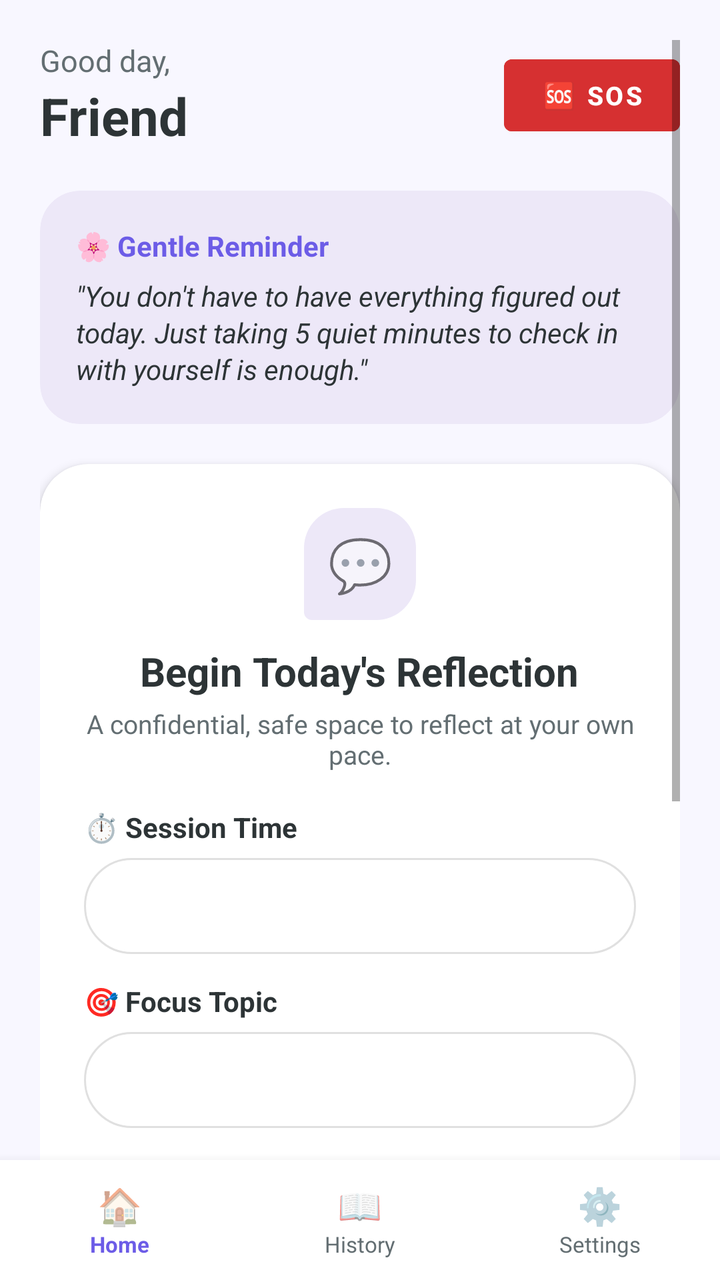
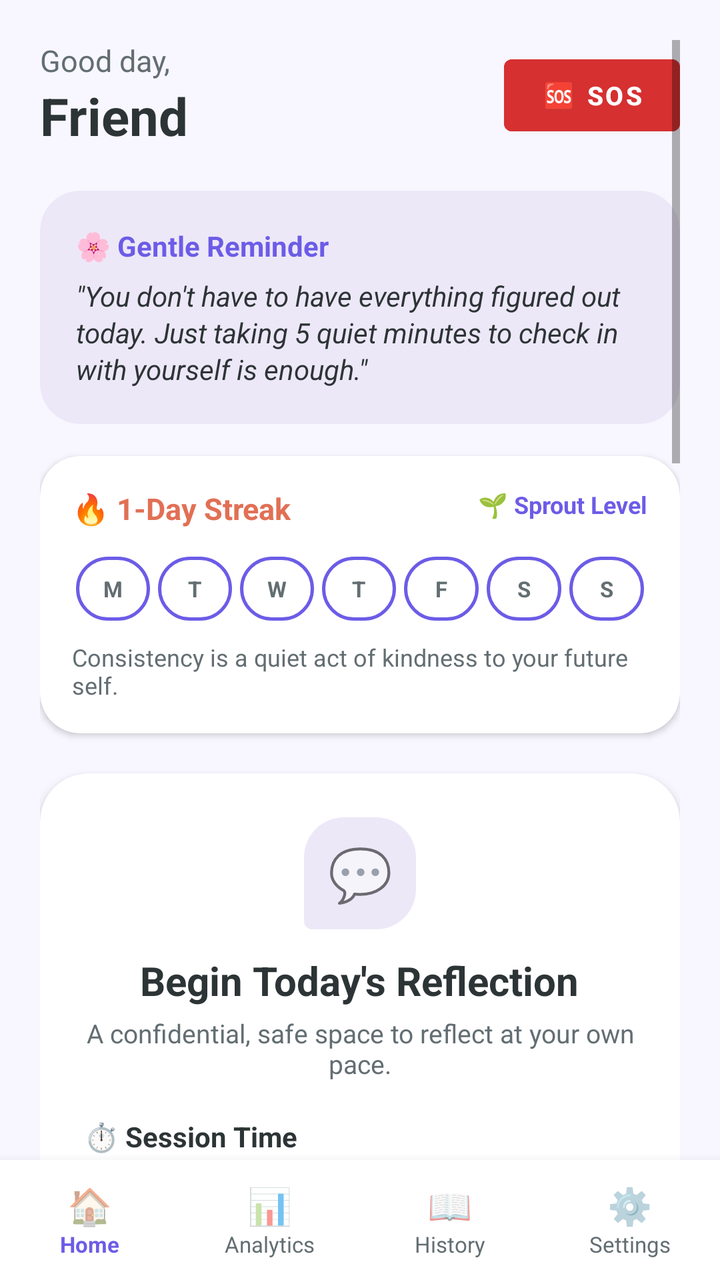

An Android layout rendered at two revisions. The XML below is the earlier revision; the diff shows what the commit changed to produce the second picture.
<!-- AndroidManifest.xml: application theme Theme.Antara -->
<!-- res/layout/activity_main.xml -->
<?xml version="1.0" encoding="utf-8"?>
<RelativeLayout xmlns:android="http://schemas.android.com/apk/res/android"
    xmlns:app="http://schemas.android.com/apk/res-auto"
    android:layout_width="match_parent"
    android:layout_height="match_parent"
    android:background="@color/background">

    
    <LinearLayout
        android:id="@+id/bottom_nav"
        android:layout_width="match_parent"
        android:layout_height="60dp"
        android:layout_alignParentBottom="true"
        android:background="@color/surface"
        android:elevation="8dp"
        android:orientation="horizontal">

        <LinearLayout
            android:id="@+id/nav_home"
            android:layout_width="0dp"
            android:layout_height="match_parent"
            android:layout_weight="1"
            android:gravity="center"
            android:orientation="vertical">
            <TextView
                android:layout_width="wrap_content"
                android:layout_height="wrap_content"
                android:text="🏠"
                android:textSize="18sp" />
            <TextView
                android:layout_width="wrap_content"
                android:layout_height="wrap_content"
                android:text="Home"
                android:textColor="@color/primary"
                android:textSize="11sp"
                android:textStyle="bold" />
        </LinearLayout>

        <LinearLayout
            android:id="@+id/nav_history"
            android:layout_width="0dp"
            android:layout_height="match_parent"
            android:layout_weight="1"
            android:gravity="center"
            android:orientation="vertical">
            <TextView
                android:layout_width="wrap_content"
                android:layout_height="wrap_content"
                android:text="📖"
                android:textSize="18sp" />
            <TextView
                android:layout_width="wrap_content"
                android:layout_height="wrap_content"
                android:text="History"
                android:textColor="@color/text_secondary"
                android:textSize="11sp" />
        </LinearLayout>

        <LinearLayout
            android:id="@+id/nav_settings"
            android:layout_width="0dp"
            android:layout_height="match_parent"
            android:layout_weight="1"
            android:gravity="center"
            android:orientation="vertical">
            <TextView
                android:layout_width="wrap_content"
                android:layout_height="wrap_content"
                android:text="⚙️"
                android:textSize="18sp" />
            <TextView
                android:layout_width="wrap_content"
                android:layout_height="wrap_content"
                android:text="Settings"
                android:textColor="@color/text_secondary"
                android:textSize="11sp" />
        </LinearLayout>

    </LinearLayout>

    
    <ScrollView
        android:layout_width="match_parent"
        android:layout_height="match_parent"
        android:layout_above="@id/bottom_nav"
        android:clipToPadding="false"
        android:paddingStart="20dp"
        android:paddingTop="20dp"
        android:paddingEnd="20dp"
        android:paddingBottom="40dp">

        <LinearLayout
            android:layout_width="match_parent"
            android:layout_height="wrap_content"
            android:orientation="vertical">

            
            <RelativeLayout
                android:layout_width="match_parent"
                android:layout_height="wrap_content">

                <LinearLayout
                    android:layout_width="wrap_content"
                    android:layout_height="wrap_content"
                    android:orientation="vertical">

                    <TextView
                        android:id="@+id/tv_greeting_time"
                        android:layout_width="wrap_content"
                        android:layout_height="wrap_content"
                        android:text="Good day,"
                        android:textColor="@color/text_secondary"
                        android:textSize="15sp" />

                    <TextView
                        android:id="@+id/tv_user_name"
                        android:layout_width="wrap_content"
                        android:layout_height="wrap_content"
                        android:text="Friend"
                        android:textColor="@color/text_primary"
                        android:textSize="26sp"
                        android:textStyle="bold" />

                </LinearLayout>

                <Button
                    android:id="@+id/btn_sos_header"
                    android:layout_width="wrap_content"
                    android:layout_height="wrap_content"
                    android:layout_alignParentEnd="true"
                    android:layout_centerVertical="true"
                    android:backgroundTint="@color/sos_red"
                    android:text="🆘 SOS"
                    android:textAllCaps="false"
                    android:textColor="@android:color/white"
                    android:textSize="13sp"
                    android:textStyle="bold" />

            </RelativeLayout>

            
            <androidx.cardview.widget.CardView
                android:layout_width="match_parent"
                android:layout_height="wrap_content"
                android:layout_marginTop="20dp"
                app:cardBackgroundColor="@color/bot_bubble"
                app:cardCornerRadius="20dp"
                app:cardElevation="0dp">

                <LinearLayout
                    android:layout_width="match_parent"
                    android:layout_height="wrap_content"
                    android:orientation="vertical"
                    android:padding="18dp">

                    <TextView
                        android:layout_width="wrap_content"
                        android:layout_height="wrap_content"
                        android:text="🌸 Gentle Reminder"
                        android:textColor="@color/primary"
                        android:textSize="14sp"
                        android:textStyle="bold" />

                    <TextView
                        android:layout_width="wrap_content"
                        android:layout_height="wrap_content"
                        android:layout_marginTop="6dp"
                        android:lineSpacingExtra="2dp"
                        android:text="&quot;You don't have to have everything figured out today. Just taking 5 quiet minutes to check in with yourself is enough.&quot;"
                        android:textColor="@color/text_primary"
                        android:textSize="14sp"
                        android:textStyle="italic" />

                </LinearLayout>

            </androidx.cardview.widget.CardView>

            
            <androidx.cardview.widget.CardView
                android:id="@+id/card_resume_session"
                android:layout_width="match_parent"
                android:layout_height="wrap_content"
                android:layout_marginTop="16dp"
                android:visibility="gone"
                app:cardBackgroundColor="#FFF8E7"
                app:cardCornerRadius="20dp"
                app:cardElevation="3dp">

                <LinearLayout
                    android:layout_width="match_parent"
                    android:layout_height="wrap_content"
                    android:orientation="vertical"
                    android:padding="18dp">

                    <RelativeLayout
                        android:layout_width="match_parent"
                        android:layout_height="wrap_content">

                        <TextView
                            android:layout_width="wrap_content"
                            android:layout_height="wrap_content"
                            android:text="⏳ Resume Reflection"
                            android:textColor="#B7791F"
                            android:textSize="15sp"
                            android:textStyle="bold" />

                        <TextView
                            android:id="@+id/tv_resume_time_ago"
                            android:layout_width="wrap_content"
                            android:layout_height="wrap_content"
                            android:layout_alignParentEnd="true"
                            android:text="Paused earlier"
                            android:textColor="@color/text_secondary"
                            android:textSize="12sp" />

                    </RelativeLayout>

                    <TextView
                        android:id="@+id/tv_resume_details"
                        android:layout_width="match_parent"
                        android:layout_height="wrap_content"
                        android:layout_marginTop="6dp"
                        android:lineSpacingExtra="2dp"
                        android:text="You stepped away during your reflection. Would you like to resume where you left off?"
                        android:textColor="@color/text_primary"
                        android:textSize="13sp" />

                    <Button
                        android:id="@+id/btn_resume_session"
                        android:layout_width="match_parent"
                        android:layout_height="46dp"
                        android:layout_marginTop="12dp"
                        android:backgroundTint="#D69E2E"
                        android:text="Continue Conversation 🌷"
                        android:textAllCaps="false"
                        android:textColor="@android:color/white"
                        android:textSize="14sp"
                        android:textStyle="bold" />

                </LinearLayout>

            </androidx.cardview.widget.CardView>

            
            <androidx.cardview.widget.CardView
                android:layout_width="match_parent"
                android:layout_height="wrap_content"
                android:layout_marginTop="20dp"
                app:cardBackgroundColor="@color/surface"
                app:cardCornerRadius="24dp"
                app:cardElevation="3dp">

                <LinearLayout
                    android:layout_width="match_parent"
                    android:layout_height="wrap_content"
                    android:gravity="center_horizontal"
                    android:orientation="vertical"
                    android:padding="22dp">

                    <TextView
                        android:layout_width="56dp"
                        android:layout_height="56dp"
                        android:background="@drawable/bg_bot_bubble"
                        android:gravity="center"
                        android:text="💬"
                        android:textSize="26sp" />

                    <TextView
                        android:layout_width="wrap_content"
                        android:layout_height="wrap_content"
                        android:layout_marginTop="12dp"
                        android:text="Begin Today's Reflection"
                        android:textColor="@color/text_primary"
                        android:textSize="20sp"
                        android:textStyle="bold" />

                    <TextView
                        android:layout_width="wrap_content"
                        android:layout_height="wrap_content"
                        android:layout_marginTop="4dp"
                        android:gravity="center"
                        android:text="A confidential, safe space to reflect at your own pace."
                        android:textColor="@color/text_secondary"
                        android:textSize="13sp" />

                    
                    <TextView
                        android:layout_width="match_parent"
                        android:layout_height="wrap_content"
                        android:layout_marginTop="18dp"
                        android:text="⏱️ Session Time"
                        android:textColor="@color/text_primary"
                        android:textSize="14sp"
                        android:textStyle="bold" />

                    <Spinner
                        android:id="@+id/spn_duration"
                        android:layout_width="match_parent"
                        android:layout_height="48dp"
                        android:layout_marginTop="6dp"
                        android:background="@drawable/bg_input"
                        android:paddingStart="12dp" />

                    
                    <TextView
                        android:layout_width="match_parent"
                        android:layout_height="wrap_content"
                        android:layout_marginTop="14dp"
                        android:text="🎯 Focus Topic"
                        android:textColor="@color/text_primary"
                        android:textSize="14sp"
                        android:textStyle="bold" />

                    <Spinner
                        android:id="@+id/spn_category"
                        android:layout_width="match_parent"
                        android:layout_height="48dp"
                        android:layout_marginTop="6dp"
                        android:background="@drawable/bg_input"
                        android:paddingStart="12dp" />

                    
                    <Button
                        android:id="@+id/btn_start_session"
                        android:layout_width="match_parent"
                        android:layout_height="54dp"
                        android:layout_marginTop="22dp"
                        android:backgroundTint="@color/primary"
                        android:text="Start Reflection 🌷"
                        android:textAllCaps="false"
                        android:textColor="@android:color/white"
                        android:textSize="16sp"
                        android:textStyle="bold" />

                </LinearLayout>

            </androidx.cardview.widget.CardView>

            
            <androidx.cardview.widget.CardView
                android:layout_width="match_parent"
                android:layout_height="wrap_content"
                android:layout_marginTop="20dp"
                android:layout_marginBottom="24dp"
                app:cardBackgroundColor="@color/bot_bubble"
                app:cardCornerRadius="16dp"
                app:cardElevation="0dp">

                <LinearLayout
                    android:layout_width="match_parent"
                    android:layout_height="wrap_content"
                    android:gravity="center_vertical"
                    android:orientation="horizontal"
                    android:padding="16dp">

                    <TextView
                        android:layout_width="wrap_content"
                        android:layout_height="wrap_content"
                        android:text="🛡️"
                        android:textSize="20sp" />

                    <TextView
                        android:layout_width="0dp"
                        android:layout_height="wrap_content"
                        android:layout_marginStart="12dp"
                        android:layout_weight="1"
                        android:lineSpacingExtra="3dp"
                        android:text="100% Offline &amp; Confidential: All your personal reflections are processed and saved securely right on your phone."
                        android:textColor="@color/text_primary"
                        android:textSize="13sp" />

                </LinearLayout>

            </androidx.cardview.widget.CardView>

        </LinearLayout>

    </ScrollView>

</RelativeLayout>
<!-- resources referenced by this layout -->
<resources>
  <color name="background">#F8F7FF</color>
  <color name="bot_bubble">#EDE8F8</color>
  <color name="primary">#6C5CE7</color>
  <color name="sos_red">#D63031</color>
  <color name="surface">#FFFFFF</color>
  <color name="text_primary">#2D3436</color>
  <color name="text_secondary">#636E72</color>
  <!-- drawable bg_bot_bubble (drawable) -->
  <?xml version="1.0" encoding="utf-8"?>
  <shape xmlns:android="http://schemas.android.com/apk/res/android"
      android:shape="rectangle">
      <solid android:color="@color/bot_bubble" />
      <corners
          android:topLeftRadius="20dp"
          android:topRightRadius="20dp"
          android:bottomLeftRadius="4dp"
          android:bottomRightRadius="20dp" />
  </shape>
  <!-- drawable bg_input (drawable) -->
  <?xml version="1.0" encoding="utf-8"?>
  <shape xmlns:android="http://schemas.android.com/apk/res/android"
      android:shape="rectangle">
      <solid android:color="@color/surface" />
      <corners android:radius="24dp" />
      <stroke android:width="1dp" android:color="#E0E0E0" />
  </shape>
  <style name="Theme.Antara" parent="Theme.MaterialComponents.DayNight.NoActionBar">
          <item name="colorPrimary">@color/primary</item>
          <item name="colorPrimaryDark">@color/primary_dark</item>
          <item name="colorSecondary">@color/primary_light</item>
          <item name="android:windowBackground">@color/background</item>
          <item name="android:statusBarColor">@color/background</item>
          <item name="android:windowLightStatusBar">true</item>
      </style>
  <color name="primary_dark">#5647D0</color>
  <color name="primary_light">#A29BFE</color>
</resources>

<!-- the commit's change to res/layout/activity_main.xml (unified diff, before → after) -->
@@ -34,6 +34,26 @@
                 android:textColor="@color/primary"
                 android:textSize="11sp"
                 android:textStyle="bold" />
+        </LinearLayout>
+
+        <LinearLayout
+            android:id="@+id/nav_analytics"
+            android:layout_width="0dp"
+            android:layout_height="match_parent"
+            android:layout_weight="1"
+            android:gravity="center"
+            android:orientation="vertical">
+            <TextView
+                android:layout_width="wrap_content"
+                android:layout_height="wrap_content"
+                android:text="📊"
+                android:textSize="18sp" />
+            <TextView
+                android:layout_width="wrap_content"
+                android:layout_height="wrap_content"
+                android:text="Analytics"
+                android:textColor="@color/text_secondary"
+                android:textSize="11sp" />
         </LinearLayout>
 
         <LinearLayout
@@ -177,6 +197,78 @@
 
             
             <androidx.cardview.widget.CardView
+                android:id="@+id/card_streak_dashboard"
+                android:layout_width="match_parent"
+                android:layout_height="wrap_content"
+                android:layout_marginTop="16dp"
+                app:cardBackgroundColor="@color/surface"
+                app:cardCornerRadius="20dp"
+                app:cardElevation="2dp">
+
+                <LinearLayout
+                    android:layout_width="match_parent"
+                    android:layout_height="wrap_content"
+                    android:orientation="vertical"
+                    android:padding="16dp">
+
+                    <RelativeLayout
+                        android:layout_width="match_parent"
+                        android:layout_height="wrap_content">
+
+                        <TextView
+                            android:id="@+id/tv_streak_title"
+                            android:layout_width="wrap_content"
+                            android:layout_height="wrap_content"
+                            android:text="🔥 1-Day Streak"
+                            android:textColor="#E17055"
+                            android:textSize="15sp"
+                            android:textStyle="bold" />
+
+                        <TextView
+                            android:id="@+id/tv_streak_level"
+                            android:layout_width="wrap_content"
+                            android:layout_height="wrap_content"
+                            android:layout_alignParentEnd="true"
+                            android:text="🌱 Sprout Level"
+                            android:textColor="@color/primary"
+                            android:textSize="12sp"
+                            android:textStyle="bold" />
+
+                    </RelativeLayout>
+
+                    
+                    <LinearLayout
+                        android:layout_width="match_parent"
+                        android:layout_height="wrap_content"
+                        android:layout_marginTop="12dp"
+                        android:gravity="center"
+                        android:orientation="horizontal">
+
+                        <TextView android:id="@+id/dot_mon" android:layout_width="0dp" android:layout_height="32dp" android:layout_weight="1" android:layout_margin="2dp" android:background="@drawable/bg_option_button" android:gravity="center" android:text="M" android:textColor="@color/text_secondary" android:textSize="11sp" android:textStyle="bold" />
+                        <TextView android:id="@+id/dot_tue" android:layout_width="0dp" android:layout_height="32dp" android:layout_weight="1" android:layout_margin="2dp" android:background="@drawable/bg_option_button" android:gravity="center" android:text="T" android:textColor="@color/text_secondary" android:textSize="11sp" android:textStyle="bold" />
+                        <TextView android:id="@+id/dot_wed" android:layout_width="0dp" android:layout_height="32dp" android:layout_weight="1" android:layout_margin="2dp" android:background="@drawable/bg_option_button" android:gravity="center" android:text="W" android:textColor="@color/text_secondary" android:textSize="11sp" android:textStyle="bold" />
+                        <TextView android:id="@+id/dot_thu" android:layout_width="0dp" android:layout_height="32dp" android:layout_weight="1" android:layout_margin="2dp" android:background="@drawable/bg_option_button" android:gravity="center" android:text="T" android:textColor="@color/text_secondary" android:textSize="11sp" android:textStyle="bold" />
+                        <TextView android:id="@+id/dot_fri" android:layout_width="0dp" android:layout_height="32dp" android:layout_weight="1" android:layout_margin="2dp" android:background="@drawable/bg_option_button" android:gravity="center" android:text="F" android:textColor="@color/text_secondary" android:textSize="11sp" android:textStyle="bold" />
+                        <TextView android:id="@+id/dot_sat" android:layout_width="0dp" android:layout_height="32dp" android:layout_weight="1" android:layout_margin="2dp" android:background="@drawable/bg_option_button" android:gravity="center" android:text="S" android:textColor="@color/text_secondary" android:textSize="11sp" android:textStyle="bold" />
+                        <TextView android:id="@+id/dot_sun" android:layout_width="0dp" android:layout_height="32dp" android:layout_weight="1" android:layout_margin="2dp" android:background="@drawable/bg_option_button" android:gravity="center" android:text="S" android:textColor="@color/text_secondary" android:textSize="11sp" android:textStyle="bold" />
+
+                    </LinearLayout>
+
+                    <TextView
+                        android:id="@+id/tv_streak_sub"
+                        android:layout_width="wrap_content"
+                        android:layout_height="wrap_content"
+                        android:layout_marginTop="8dp"
+                        android:text="Consistency is a quiet act of kindness to your future self."
+                        android:textColor="@color/text_secondary"
+                        android:textSize="12sp" />
+
+                </LinearLayout>
+
+            </androidx.cardview.widget.CardView>
+
+            
+            <androidx.cardview.widget.CardView
                 android:id="@+id/card_resume_session"
                 android:layout_width="match_parent"
                 android:layout_height="wrap_content"
@@ -338,6 +430,191 @@
 
             
             <androidx.cardview.widget.CardView
+                android:id="@+id/card_cycle_support"
+                android:layout_width="match_parent"
+                android:layout_height="wrap_content"
+                android:layout_marginTop="18dp"
+                app:cardBackgroundColor="@color/surface"
+                app:cardCornerRadius="20dp"
+                app:cardElevation="2dp">
+
+                <LinearLayout
+                    android:layout_width="match_parent"
+                    android:layout_height="wrap_content"
+                    android:orientation="vertical"
+                    android:padding="16dp">
+
+                    <TextView
+                        android:id="@+id/tv_cycle_home_title"
+                        android:layout_width="wrap_content"
+                        android:layout_height="wrap_content"
+                        android:text="🌸 Cycle Rhythm &amp; Soothing"
+                        android:textColor="@color/primary"
+                        android:textSize="15sp"
+                        android:textStyle="bold" />
+
+                    <TextView
+                        android:id="@+id/tv_cycle_home_tip"
+                        android:layout_width="match_parent"
+                        android:layout_height="wrap_content"
+                        android:layout_marginTop="6dp"
+                        android:lineSpacingExtra="2dp"
+                        android:text="Tracking your cycle helps Antara tailor compassion and somatic comfort to your hormones."
+                        android:textColor="@color/text_primary"
+                        android:textSize="13sp" />
+
+                    <Button
+                        android:id="@+id/btn_open_music_home"
+                        android:layout_width="match_parent"
+                        android:layout_height="44dp"
+                        android:layout_marginTop="10dp"
+                        android:backgroundTint="@color/primary"
+                        android:text="🎵 Listen to Calming Music for Regulation"
+                        android:textAllCaps="false"
+                        android:textColor="@android:color/white"
+                        android:textSize="13sp"
+                        android:textStyle="bold" />
+
+                </LinearLayout>
+
+            </androidx.cardview.widget.CardView>
+
+            
+            <androidx.cardview.widget.CardView
+                android:layout_width="match_parent"
+                android:layout_height="wrap_content"
+                android:layout_marginTop="18dp"
+                app:cardBackgroundColor="@color/surface"
+                app:cardCornerRadius="20dp"
+                app:cardElevation="2dp">
+
+                <LinearLayout
+                    android:layout_width="match_parent"
+                    android:layout_height="wrap_content"
+                    android:orientation="vertical"
+                    android:padding="16dp">
+
+                    <TextView
+                        android:layout_width="wrap_content"
+                        android:layout_height="wrap_content"
+                        android:text="💡 Evidence-Based Insight"
+                        android:textColor="#0984E3"
+                        android:textSize="14sp"
+                        android:textStyle="bold" />
+
+                    <TextView
+                        android:id="@+id/tv_fact_text"
+                        android:layout_width="match_parent"
+                        android:layout_height="wrap_content"
+                        android:layout_marginTop="6dp"
+                        android:lineSpacingExtra="2dp"
+                        android:text="Putting feelings into words (affect labeling) reduces amygdala reactivity by up to 40% and activates prefrontal regions that restore emotional regulation."
+                        android:textColor="@color/text_primary"
+                        android:textSize="13sp" />
+
+                </LinearLayout>
+
+            </androidx.cardview.widget.CardView>
+
+            
+            <androidx.cardview.widget.CardView
+                android:layout_width="match_parent"
+                android:layout_height="wrap_content"
+                android:layout_marginTop="18dp"
+                app:cardBackgroundColor="@color/bot_bubble"
+                app:cardCornerRadius="20dp"
+                app:cardElevation="0dp">
+
+                <LinearLayout
+                    android:layout_width="match_parent"
+                    android:layout_height="wrap_content"
+                    android:orientation="vertical"
+                    android:padding="16dp">
+
+                    <TextView
+                        android:layout_width="wrap_content"
+                        android:layout_height="wrap_content"
+                        android:text="💬 You Are Not Alone"
+                        android:textColor="@color/primary"
+                        android:textSize="14sp"
+                        android:textStyle="bold" />
+
+                    <TextView
+                        android:id="@+id/tv_testimonial_quote"
+                        android:layout_width="match_parent"
+                        android:layout_height="wrap_content"
+                        android:layout_marginTop="6dp"
+                        android:lineSpacingExtra="2dp"
+                        android:text="&quot;I used to feel so guilty for taking time to rest. Reflecting here reminded me that taking a pause isn't falling behind—it is survival.&quot;"
+                        android:textColor="@color/text_primary"
+                        android:textSize="13sp"
+                        android:textStyle="italic" />
+
+                    <TextView
+                        android:id="@+id/tv_testimonial_author"
+                        android:layout_width="wrap_content"
+                        android:layout_height="wrap_content"
+                        android:layout_marginTop="6dp"
+                        android:text="— A student peer navigating exam anxiety"
+                        android:textColor="@color/text_secondary"
+                        android:textSize="12sp" />
+
+                </LinearLayout>
+
+            </androidx.cardview.widget.CardView>
+
+            
+            <androidx.cardview.widget.CardView
+                android:id="@+id/card_supporter_preview"
+                android:layout_width="match_parent"
+                android:layout_height="wrap_content"
+                android:layout_marginTop="18dp"
+                android:visibility="gone"
+                app:cardBackgroundColor="@color/surface"
+                app:cardCornerRadius="20dp"
+                app:cardElevation="2dp">
+
+                <LinearLayout
+                    android:layout_width="match_parent"
+                    android:layout_height="wrap_content"
+                    android:orientation="vertical"
+                    android:padding="16dp">
+
+                    <TextView
+                        android:layout_width="wrap_content"
+                        android:layout_height="wrap_content"
+                        android:text="✨ Antara Patron • 100% Free Forever"
+                        android:textColor="#6C5CE7"
+                        android:textSize="15sp"
+                        android:textStyle="bold" />
+
+                    <TextView
+                        android:layout_width="match_parent"
+                        android:layout_height="wrap_content"
+                        android:layout_marginTop="6dp"
+                        android:lineSpacingExtra="2dp"
+                        android:text="You've been checking in regularly! Antara is completely free, private, and offline forever for students. Support our mental health mission or sponsor a friend's reflection journey."
+                        android:textColor="@color/text_primary"
+                        android:textSize="13sp" />
+
+                    <Button
+                        android:id="@+id/btn_supporter_learn"
+                        android:layout_width="match_parent"
+                        android:layout_height="44dp"
+                        android:layout_marginTop="10dp"
+                        android:backgroundTint="#6C5CE7"
+                        android:text="Learn About Community Support 🌷"
+                        android:textAllCaps="false"
+                        android:textColor="@android:color/white"
+                        android:textSize="13sp"
+                        android:textStyle="bold" />
+
+                </LinearLayout>
+
+            </androidx.cardview.widget.CardView>
+
+            
+            <androidx.cardview.widget.CardView
                 android:layout_width="match_parent"
                 android:layout_height="wrap_content"
                 android:layout_marginTop="20dp"
<!-- resource entries referenced after the edit -->
@@ -26,6 +26,23 @@
       <corners android:radius="24dp" />
       <stroke android:width="1dp" android:color="#E0E0E0" />
   </shape>
+  <!-- drawable bg_option_button (drawable) -->
+  <?xml version="1.0" encoding="utf-8"?>
+  <ripple xmlns:android="http://schemas.android.com/apk/res/android"
+      android:color="@color/primary_light">
+      <item>
+          <shape android:shape="rectangle">
+              <solid android:color="@color/surface" />
+              <corners android:radius="20dp" />
+              <stroke android:width="1.5dp" android:color="@color/primary" />
+              <padding
+                  android:left="14dp"
+                  android:top="8dp"
+                  android:right="14dp"
+                  android:bottom="8dp" />
+          </shape>
+      </item>
+  </ripple>
   <style name="Theme.Antara" parent="Theme.MaterialComponents.DayNight.NoActionBar">
           <item name="colorPrimary">@color/primary</item>
           <item name="colorPrimaryDark">@color/primary_dark</item>
